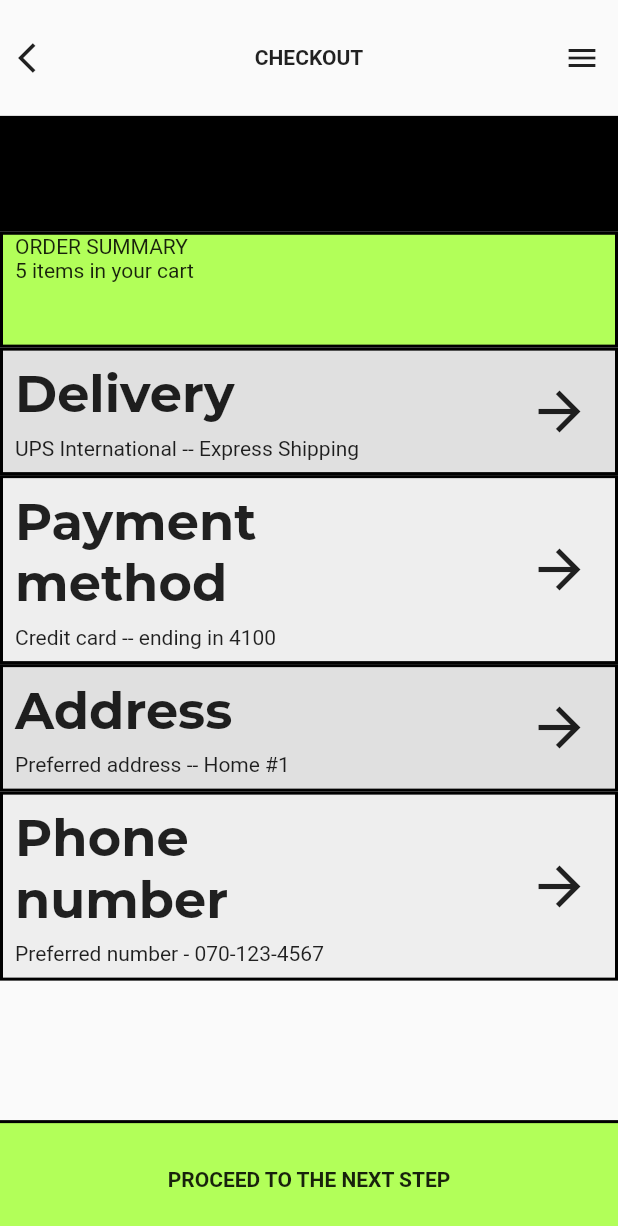
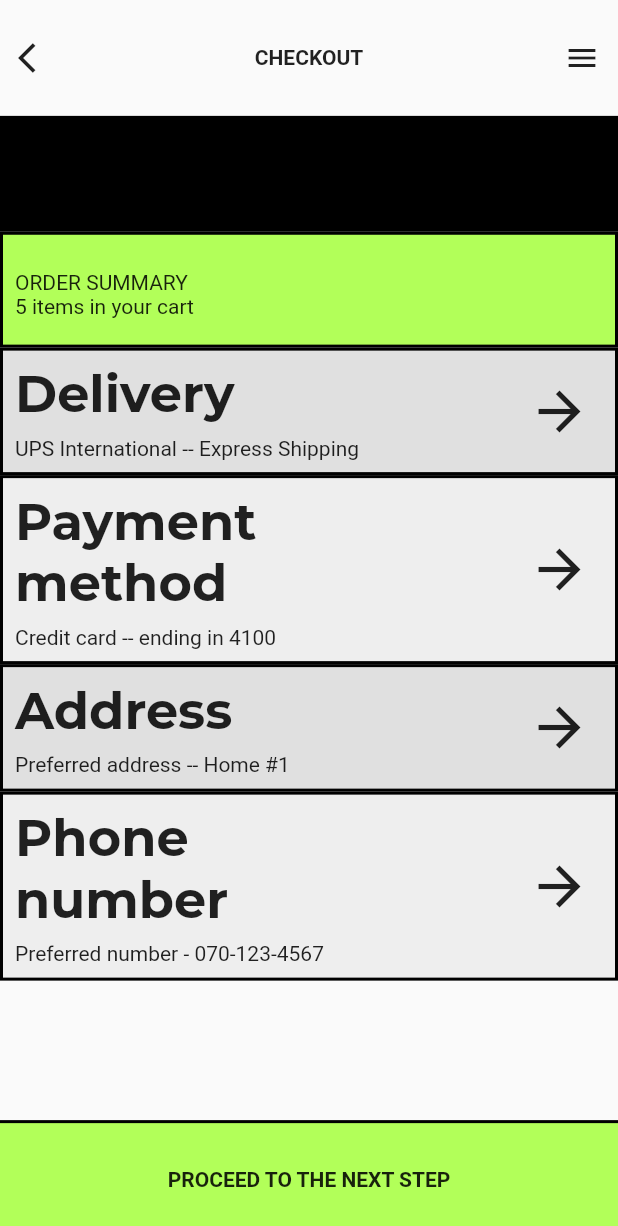
Before and after one commit to JAICHANGPARK/flutter_notebook_8th_story, a Flutter app: the screen it shows after launch, on a phone screen of 412 x 824 dp. Shown: the top 1226 px of the screen. Run offline on Flutter 3.47's test engine with Material 2 defaults, Android fonts, the phone set to English and light mode, and no system bars; our stand-ins replace google_fonts; Roboto replaces fonts that are missing (Alata).

Commit message:
Update fashion_store_page.dart

```diff
--- a/lib/ep561_fashion_store_app/fashion_store_page.dart
+++ b/lib/ep561_fashion_store_app/fashion_store_page.dart
@@ -48,7 +48,7 @@ class _FashionMainPageState extends State<FashionMainPage> {
                   decoration:
                       BoxDecoration(color: Colors.lightGreenAccent, border: Border.all(color: Colors.black, width: 2),
                       ),
-                  padding: EdgeInsets.only(left: 8, right: 8),
+                  padding: EdgeInsets.only(left: 8, right: 8, top: 24),
                   child: Row(
                     children: [
                       Column(
```
